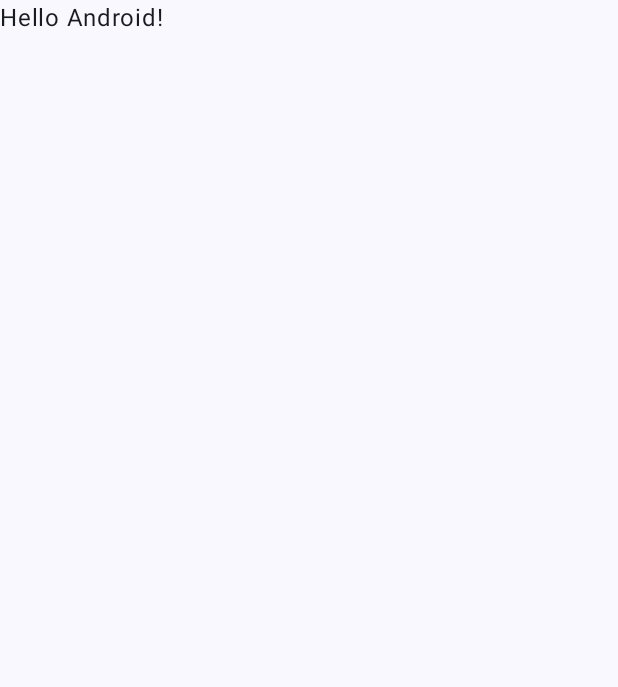
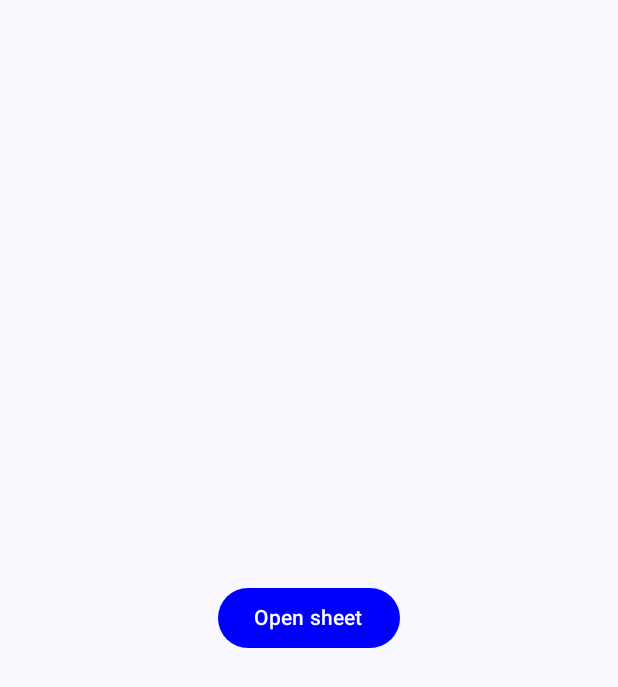
Before and after one commit to sschaar/Material3-BottomSheet, an Android app built with Jetpack Compose: the screen it shows after launch (MainActivity), on a phone screen of 412 x 824 dp. Before the commit the part shown is almost empty. Shown: the top 687 px of the screen. Run offline under Robolectric (Android 15) with nearby library versions, the phone set to English and light mode, and no system bars.

Commit message:
added material3bottomsheet example

```diff
--- a/app/src/main/java/com/example/material3_bottomsheet/MainActivity.kt
+++ b/app/src/main/java/com/example/material3_bottomsheet/MainActivity.kt
@@ -3,45 +3,79 @@ package com.example.material3_bottomsheet
 import android.os.Bundle
 import androidx.activity.ComponentActivity
 import androidx.activity.compose.setContent
-import androidx.activity.enableEdgeToEdge
+import androidx.compose.foundation.layout.Box
 import androidx.compose.foundation.layout.fillMaxSize
-import androidx.compose.foundation.layout.padding
-import androidx.compose.material3.Scaffold
+import androidx.compose.material3.BottomSheetScaffold
+import androidx.compose.material3.Button
+import androidx.compose.material3.ButtonDefaults
+import androidx.compose.material3.ExperimentalMaterial3Api
+import androidx.compose.material3.MaterialTheme
+import androidx.compose.material3.Surface
 import androidx.compose.material3.Text
-import androidx.compose.runtime.Composable
+import androidx.compose.material3.rememberBottomSheetScaffoldState
+import androidx.compose.material3.rememberModalBottomSheetState
+import androidx.compose.runtime.getValue
+import androidx.compose.runtime.mutableStateOf
+import androidx.compose.runtime.rememberCoroutineScope
+import androidx.compose.runtime.saveable.rememberSaveable
+import androidx.compose.runtime.setValue
+import androidx.compose.ui.Alignment
 import androidx.compose.ui.Modifier
-import androidx.compose.ui.tooling.preview.Preview
+import androidx.compose.ui.graphics.Color
+import androidx.compose.ui.unit.dp
 import com.example.material3_bottomsheet.ui.theme.Material3BottomSheetTheme
+import kotlinx.coroutines.launch
 
+@OptIn(ExperimentalMaterial3Api::class)
 class MainActivity : ComponentActivity() {
     override fun onCreate(savedInstanceState: Bundle?) {
         super.onCreate(savedInstanceState)
-        enableEdgeToEdge()
         setContent {
             Material3BottomSheetTheme {
-                Scaffold(modifier = Modifier.fillMaxSize()) { innerPadding ->
-                    Greeting(
-                        name = "Android",
-                        modifier = Modifier.padding(innerPadding)
-                    )
+                Surface(
+                    modifier = Modifier.fillMaxSize(),
+                    color = MaterialTheme.colorScheme.background
+                ) {
+                    val sheetState = rememberModalBottomSheetState()
+                    var isSheetOpen by rememberSaveable {
+                        mutableStateOf(false)
+                    }
+                    val scaffoldState = rememberBottomSheetScaffoldState()
+                    val scope = rememberCoroutineScope()
+
+
+                    BottomSheetScaffold(
+                        scaffoldState = scaffoldState,
+                        sheetContent = {
+                            Box(
+                                modifier = Modifier.fillMaxSize(),
+                                Alignment.Center
+                            ) {
+                                Text(
+                                    text = "sschaar",
+                                )
+                            }
+                        },
+                        sheetPeekHeight = 0.dp
+                    ) {
+                        Box(
+                            modifier = Modifier.fillMaxSize(),
+                            contentAlignment = Alignment.Center
+                        ) {
+                            Button(
+                                onClick = {
+                                    scope.launch {
+                                        scaffoldState.bottomSheetState.expand()
+                                    }
+                                },
+                                colors = ButtonDefaults.buttonColors(containerColor = Color.Blue)
+                            ) {
+                                Text(text = "Open sheet")
+                            }
+                        }
+                    }
                 }
             }
         }
     }
 }
-
-@Composable
-fun Greeting(name: String, modifier: Modifier = Modifier) {
-    Text(
-        text = "Hello $name!",
-        modifier = modifier
-    )
-}
-
-@Preview(showBackground = true)
-@Composable
-fun GreetingPreview() {
-    Material3BottomSheetTheme {
-        Greeting("Android")
-    }
-}
```
Also changed, not shown: app/build.gradle.kts (+15 -16 lines).
